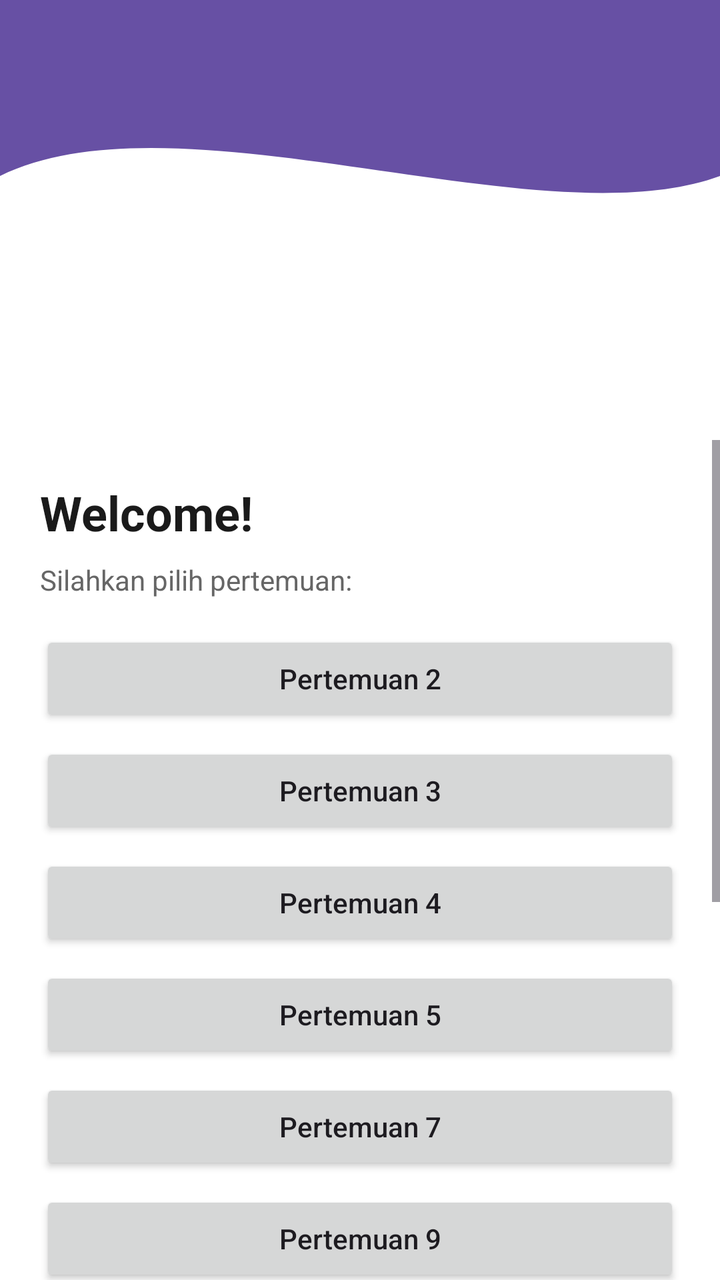
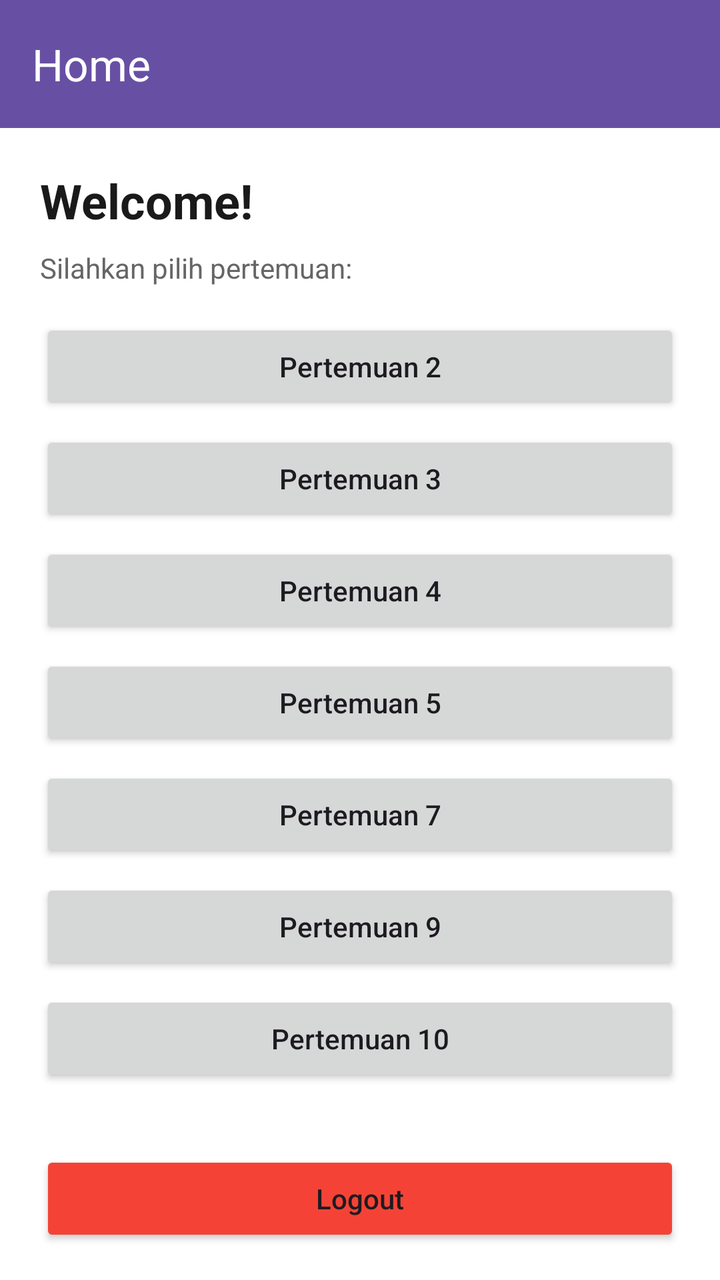

Two renders of the same Android screen: before a commit and after it. Below are the layout's source before the change and the commit's diff.
<!-- AndroidManifest.xml: application theme Theme.Fajartime -->
<!-- res/layout/fragment_home.xml -->
<?xml version="1.0" encoding="utf-8"?>
<androidx.constraintlayout.widget.ConstraintLayout xmlns:android="http://schemas.android.com/apk/res/android"
    xmlns:app="http://schemas.android.com/apk/res-auto"
    xmlns:tools="http://schemas.android.com/tools"
    android:layout_width="match_parent"
    android:layout_height="match_parent"
    android:background="@color/white"
    tools:context=".Home.HomeFragment">

    
    <View
        android:id="@+id/background_header"
        android:layout_width="0dp"
        android:layout_height="220dp"
        android:background="@drawable/bg_header_wave"
        app:layout_constraintEnd_toEndOf="parent"
        app:layout_constraintStart_toStartOf="parent"
        app:layout_constraintTop_toTopOf="parent" />

    <androidx.appcompat.widget.Toolbar
        android:id="@+id/toolbar"
        android:layout_width="match_parent"
        android:layout_height="?attr/actionBarSize"
        android:background="@android:color/transparent"
        app:layout_constraintTop_toTopOf="parent"
        app:titleTextColor="@android:color/white" />

    <ScrollView
        android:layout_width="match_parent"
        android:layout_height="0dp"
        app:layout_constraintBottom_toBottomOf="parent"
        app:layout_constraintTop_toBottomOf="@id/background_header">

        <LinearLayout
            android:layout_width="match_parent"
            android:layout_height="wrap_content"
            android:orientation="vertical"
            android:padding="20dp">

            <TextView
                android:id="@+id/tvWelcome"
                android:layout_width="wrap_content"
                android:layout_height="wrap_content"
                android:text="Welcome!"
                android:textColor="@color/text_dark"
                android:textSize="24sp"
                android:textStyle="bold" />

            <TextView
                android:layout_width="wrap_content"
                android:layout_height="wrap_content"
                android:layout_marginTop="8dp"
                android:text="Silahkan pilih pertemuan:"
                android:textColor="@color/text_grey" />

            <Button
                android:id="@+id/btnToSecond"
                android:layout_width="match_parent"
                android:layout_height="wrap_content"
                android:layout_marginTop="16dp"
                android:text="Pertemuan 2"
                android:textAllCaps="false" />

            <Button
                android:id="@+id/btnToThird"
                android:layout_width="match_parent"
                android:layout_height="wrap_content"
                android:layout_marginTop="8dp"
                android:text="Pertemuan 3"
                android:textAllCaps="false" />

            <Button
                android:id="@+id/btnToFourth"
                android:layout_width="match_parent"
                android:layout_height="wrap_content"
                android:layout_marginTop="8dp"
                android:text="Pertemuan 4"
                android:textAllCaps="false" />

            <Button
                android:id="@+id/btnToFifth"
                android:layout_width="match_parent"
                android:layout_height="wrap_content"
                android:layout_marginTop="8dp"
                android:text="Pertemuan 5"
                android:textAllCaps="false" />

            <Button
                android:id="@+id/btnToSeventh"
                android:layout_width="match_parent"
                android:layout_height="wrap_content"
                android:layout_marginTop="8dp"
                android:text="Pertemuan 7"
                android:textAllCaps="false" />

            <Button
                android:id="@+id/btnToNinth"
                android:layout_width="match_parent"
                android:layout_height="wrap_content"
                android:layout_marginTop="8dp"
                android:text="Pertemuan 9"
                android:textAllCaps="false" />

            <Button
                android:id="@+id/btnPertemuan10"
                android:layout_width="match_parent"
                android:layout_height="wrap_content"
                android:layout_marginTop="8dp"
                android:text="Pertemuan 10"
                android:textAllCaps="false" />


            <Button
                android:id="@+id/btnLogout"
                android:layout_width="match_parent"
                android:layout_height="wrap_content"
                android:layout_marginTop="32dp"
                android:backgroundTint="#F44336"
                android:text="Logout"
                android:textAllCaps="false" />
            <TextView
                android:id="@+id/tvCatFact"
                android:layout_width="match_parent"
                android:layout_height="wrap_content"
                android:layout_marginTop="100dp"
                android:gravity="center"
                android:text="Loading cat fact..."
                android:textAlignment="center"
                android:textSize="18sp" />

            <Button
                android:id="@+id/btnRefresh"
                android:layout_width="wrap_content"
                android:layout_height="wrap_content"
                android:layout_marginTop="12dp"
                android:text="Refresh"
                app:layout_constraintTop_toBottomOf="@+id/tvCatFact" />

        </LinearLayout>
    </ScrollView>

</androidx.constraintlayout.widget.ConstraintLayout>
<!-- resources referenced by this layout -->
<resources>
  <color name="text_dark">#1A1A1A</color>
  <color name="text_grey">#666666</color>
  <color name="white">#FFFFFFFF</color>
  <!-- drawable bg_header_wave (drawable) -->
  <vector xmlns:android="http://schemas.android.com/apk/res/android"
      android:width="100dp"
      android:height="100dp"
      android:viewportWidth="100"
      android:viewportHeight="100">
      <path
          android:fillColor="?attr/colorPrimary"
          android:pathData="M0,0 L100,0 L100,40 C 75,55 25,20 0,40 Z" />
  </vector>
  <style name="Theme.Fajartime" parent="Base.Theme.Fajartime" />
  <style name="Base.Theme.Fajartime" parent="Theme.Material3.DayNight.NoActionBar">
          
          
      </style>
</resources>

<!-- the commit's change to res/layout/fragment_home.xml (unified diff, before → after) -->
@@ -1,5 +1,5 @@
 <?xml version="1.0" encoding="utf-8"?>
-<androidx.constraintlayout.widget.ConstraintLayout xmlns:android="http://schemas.android.com/apk/res/android"
+<androidx.coordinatorlayout.widget.CoordinatorLayout xmlns:android="http://schemas.android.com/apk/res/android"
     xmlns:app="http://schemas.android.com/apk/res-auto"
     xmlns:tools="http://schemas.android.com/tools"
     android:layout_width="match_parent"
@@ -7,29 +7,25 @@
     android:background="@color/white"
     tools:context=".Home.HomeFragment">
 
-    
-    <View
-        android:id="@+id/background_header"
-        android:layout_width="0dp"
-        android:layout_height="220dp"
-        android:background="@drawable/bg_header_wave"
-        app:layout_constraintEnd_toEndOf="parent"
-        app:layout_constraintStart_toStartOf="parent"
-        app:layout_constraintTop_toTopOf="parent" />
+    <com.google.android.material.appbar.AppBarLayout
+        android:layout_width="match_parent"
+        android:layout_height="wrap_content"
+        android:theme="@style/ThemeOverlay.AppCompat.Dark.ActionBar">
 
-    <androidx.appcompat.widget.Toolbar
-        android:id="@+id/toolbar"
+        <androidx.appcompat.widget.Toolbar
+            android:id="@+id/toolbar"
+            android:layout_width="match_parent"
+            android:layout_height="?attr/actionBarSize"
+            android:background="?attr/colorPrimary"
+            app:titleTextColor="@android:color/white"
+            app:title="Home" />
+
+    </com.google.android.material.appbar.AppBarLayout>
+
+    <androidx.core.widget.NestedScrollView
         android:layout_width="match_parent"
-        android:layout_height="?attr/actionBarSize"
-        android:background="@android:color/transparent"
-        app:layout_constraintTop_toTopOf="parent"
-        app:titleTextColor="@android:color/white" />
-
-    <ScrollView
-        android:layout_width="match_parent"
-        android:layout_height="0dp"
-        app:layout_constraintBottom_toBottomOf="parent"
-        app:layout_constraintTop_toBottomOf="@id/background_header">
+        android:layout_height="match_parent"
+        app:layout_behavior="@string/appbar_scrolling_view_behavior">
 
         <LinearLayout
             android:layout_width="match_parent"
@@ -109,7 +105,6 @@
                 android:text="Pertemuan 10"
                 android:textAllCaps="false" />
 
-
             <Button
                 android:id="@+id/btnLogout"
                 android:layout_width="match_parent"
@@ -118,6 +113,7 @@
                 android:backgroundTint="#F44336"
                 android:text="Logout"
                 android:textAllCaps="false" />
+
             <TextView
                 android:id="@+id/tvCatFact"
                 android:layout_width="match_parent"
@@ -133,10 +129,17 @@
                 android:layout_width="wrap_content"
                 android:layout_height="wrap_content"
                 android:layout_marginTop="12dp"
-                android:text="Refresh"
-                app:layout_constraintTop_toBottomOf="@+id/tvCatFact" />
+                android:text="Refresh" />
+
+            <androidx.recyclerview.widget.RecyclerView
+                android:id="@+id/rvGallery"
+                android:layout_width="match_parent"
+                android:layout_height="wrap_content"
+                android:layout_marginTop="16dp"
+                android:padding="8dp" />
 
         </LinearLayout>
-    </ScrollView>
 
-</androidx.constraintlayout.widget.ConstraintLayout>
+    </androidx.core.widget.NestedScrollView>
+
+</androidx.coordinatorlayout.widget.CoordinatorLayout>
<!-- resource entries referenced after the edit -->
@@ -3,16 +3,6 @@
   <color name="text_dark">#1A1A1A</color>
   <color name="text_grey">#666666</color>
   <color name="white">#FFFFFFFF</color>
-  <!-- drawable bg_header_wave (drawable) -->
-  <vector xmlns:android="http://schemas.android.com/apk/res/android"
-      android:width="100dp"
-      android:height="100dp"
-      android:viewportWidth="100"
-      android:viewportHeight="100">
-      <path
-          android:fillColor="?attr/colorPrimary"
-          android:pathData="M0,0 L100,0 L100,40 C 75,55 25,20 0,40 Z" />
-  </vector>
   <style name="Theme.Fajartime" parent="Base.Theme.Fajartime" />
   <style name="Base.Theme.Fajartime" parent="Theme.Material3.DayNight.NoActionBar">
           
